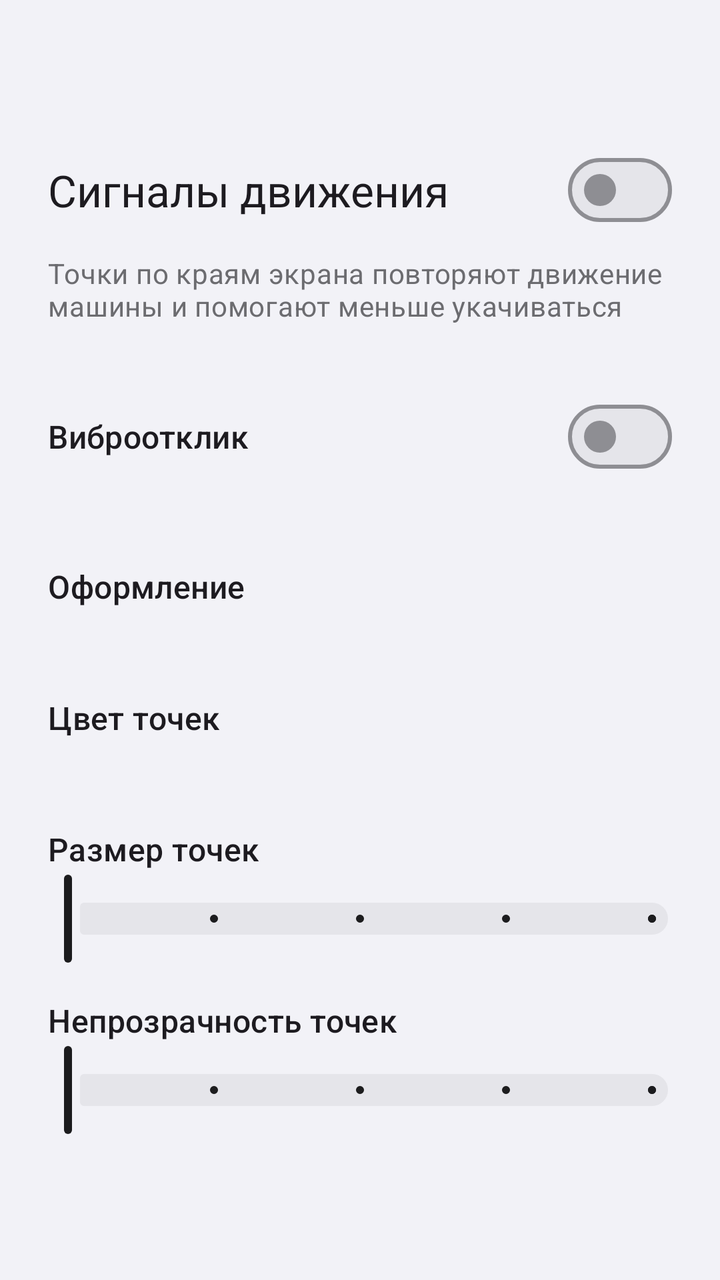
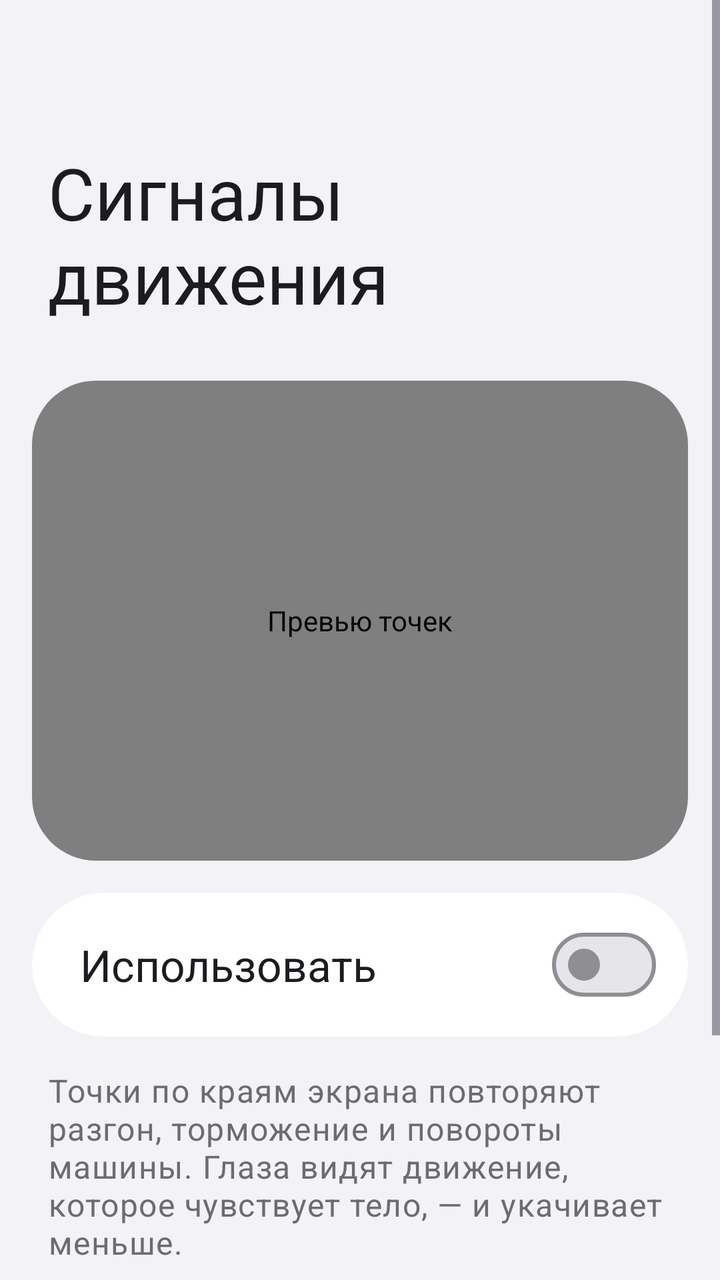

An Android layout rendered at two revisions. The XML below is the earlier revision; the diff shows what the commit changed to produce the second picture.
<!-- AndroidManifest.xml: application theme Theme.MotionCues -->
<!-- res/layout/activity_main.xml -->
<?xml version="1.0" encoding="utf-8"?>
<ScrollView xmlns:android="http://schemas.android.com/apk/res/android"
    xmlns:app="http://schemas.android.com/apk/res-auto"
    android:id="@+id/root"
    android:layout_width="match_parent"
    android:layout_height="match_parent"
    android:fillViewport="true">

<LinearLayout
    android:layout_width="match_parent"
    android:layout_height="wrap_content"
    android:gravity="center"
    android:orientation="vertical"
    android:paddingVertical="24dp">

    
    <com.google.android.material.materialswitch.MaterialSwitch
        android:id="@+id/cues_switch"
        android:hapticFeedbackEnabled="false"
        android:layout_width="match_parent"
        android:layout_height="wrap_content"
        android:layout_marginHorizontal="24dp"
        android:text="@string/cues_switch"
        android:textAppearance="?attr/textAppearanceTitleLarge" />

    <TextView
        android:id="@+id/cues_summary"
        android:layout_width="match_parent"
        android:layout_height="wrap_content"
        android:layout_marginHorizontal="24dp"
        android:layout_marginTop="8dp"
        android:text="@string/cues_summary"
        android:textAppearance="?attr/textAppearanceBodyMedium"
        android:textColor="?attr/colorOnSurfaceVariant" />

    <com.google.android.material.materialswitch.MaterialSwitch
        android:id="@+id/haptics_switch"
        android:layout_width="match_parent"
        android:layout_height="wrap_content"
        android:layout_marginHorizontal="24dp"
        android:layout_marginTop="32dp"
        android:hapticFeedbackEnabled="false"
        android:text="@string/haptics_switch"
        android:textAppearance="?attr/textAppearanceTitleMedium" />

    <TextView
        android:layout_width="match_parent"
        android:layout_height="wrap_content"
        android:layout_marginHorizontal="24dp"
        android:layout_marginTop="40dp"
        android:text="@string/theme_title"
        android:textAppearance="?attr/textAppearanceTitleMedium" />

    <com.google.android.material.button.MaterialButtonToggleGroup
        android:id="@+id/theme_group"
        android:layout_width="match_parent"
        android:layout_height="wrap_content"
        android:layout_marginHorizontal="24dp"
        android:layout_marginTop="12dp"
        app:selectionRequired="true"
        app:singleSelection="true">

        <Button
            android:id="@+id/theme_light"
            android:hapticFeedbackEnabled="false"
            style="?attr/materialButtonOutlinedStyle"
            android:layout_width="0dp"
            android:layout_height="wrap_content"
            android:layout_weight="1"
            android:text="@string/theme_light" />

        <Button
            android:id="@+id/theme_dark"
            android:hapticFeedbackEnabled="false"
            style="?attr/materialButtonOutlinedStyle"
            android:layout_width="0dp"
            android:layout_height="wrap_content"
            android:layout_weight="1"
            android:text="@string/theme_dark" />

        <Button
            android:id="@+id/theme_monet"
            android:hapticFeedbackEnabled="false"
            style="?attr/materialButtonOutlinedStyle"
            android:layout_width="0dp"
            android:layout_height="wrap_content"
            android:layout_weight="1"
            android:text="@string/theme_monet" />

    </com.google.android.material.button.MaterialButtonToggleGroup>

    <TextView
        android:layout_width="match_parent"
        android:layout_height="wrap_content"
        android:layout_marginHorizontal="24dp"
        android:layout_marginTop="32dp"
        android:text="@string/dot_color_title"
        android:textAppearance="?attr/textAppearanceTitleMedium" />

    
    <com.google.android.material.button.MaterialButtonToggleGroup
        android:id="@+id/dot_color_group"
        android:layout_width="match_parent"
        android:layout_height="wrap_content"
        android:layout_marginHorizontal="24dp"
        android:layout_marginTop="12dp"
        app:selectionRequired="true"
        app:singleSelection="true">

        <Button
            android:id="@+id/dot_color_auto"
            android:hapticFeedbackEnabled="false"
            style="?attr/materialButtonOutlinedStyle"
            android:paddingHorizontal="4dp"
            android:maxLines="1"
            android:layout_width="0dp"
            android:layout_height="wrap_content"
            android:layout_weight="1"
            android:text="@string/dot_color_auto" />

        <Button
            android:id="@+id/dot_color_white"
            android:hapticFeedbackEnabled="false"
            style="?attr/materialButtonOutlinedStyle"
            android:paddingHorizontal="4dp"
            android:maxLines="1"
            android:layout_width="0dp"
            android:layout_height="wrap_content"
            android:layout_weight="1"
            android:text="@string/dot_color_white" />

        <Button
            android:id="@+id/dot_color_black"
            android:hapticFeedbackEnabled="false"
            style="?attr/materialButtonOutlinedStyle"
            android:paddingHorizontal="4dp"
            android:maxLines="1"
            android:layout_width="0dp"
            android:layout_height="wrap_content"
            android:layout_weight="1"
            android:text="@string/dot_color_black" />

        <Button
            android:id="@+id/dot_color_monet"
            android:hapticFeedbackEnabled="false"
            style="?attr/materialButtonOutlinedStyle"
            android:paddingHorizontal="4dp"
            android:maxLines="1"
            android:layout_width="0dp"
            android:layout_height="wrap_content"
            android:layout_weight="1"
            android:text="@string/dot_color_monet" />

    </com.google.android.material.button.MaterialButtonToggleGroup>

    <TextView
        android:layout_width="match_parent"
        android:layout_height="wrap_content"
        android:layout_marginHorizontal="24dp"
        android:layout_marginTop="32dp"
        android:text="@string/dot_size_title"
        android:textAppearance="?attr/textAppearanceTitleMedium" />

    <com.google.android.material.slider.Slider
        android:id="@+id/dot_size_slider"
        android:hapticFeedbackEnabled="false"
        android:layout_width="match_parent"
        android:layout_height="wrap_content"
        android:layout_marginHorizontal="12dp"
        android:contentDescription="@string/dot_size_title"
        android:stepSize="1"
        android:valueFrom="1"
        android:valueTo="5"
        app:labelBehavior="gone"
        app:tickVisible="true" />

    <TextView
        android:layout_width="match_parent"
        android:layout_height="wrap_content"
        android:layout_marginHorizontal="24dp"
        android:layout_marginTop="16dp"
        android:text="@string/dot_opacity_title"
        android:textAppearance="?attr/textAppearanceTitleMedium" />

    <com.google.android.material.slider.Slider
        android:id="@+id/dot_opacity_slider"
        android:hapticFeedbackEnabled="false"
        android:layout_width="match_parent"
        android:layout_height="wrap_content"
        android:layout_marginHorizontal="12dp"
        android:contentDescription="@string/dot_opacity_title"
        android:stepSize="1"
        android:valueFrom="1"
        android:valueTo="5"
        app:labelBehavior="gone"
        app:tickVisible="true" />

</LinearLayout>

</ScrollView>
<!-- resources referenced by this layout -->
<resources>
  <string name="cues_summary">Точки по краям экрана повторяют движение машины и помогают меньше укачиваться</string>
  <string name="cues_switch">Сигналы движения</string>
  <string name="dot_color_auto">Авто</string>
  <string name="dot_color_black">Чёрные</string>
  <string name="dot_color_monet">Monet</string>
  <string name="dot_color_title">Цвет точек</string>
  <string name="dot_color_white">Белые</string>
  <string name="dot_opacity_title">Непрозрачность точек</string>
  <string name="dot_size_title">Размер точек</string>
  <string name="haptics_switch">Виброотклик</string>
  <string name="theme_dark">Тёмная</string>
  <string name="theme_light">Светлая</string>
  <string name="theme_monet">Monet</string>
  <string name="theme_title">Оформление</string>
  <color name="mc_primary">#FF1C1C1E</color>
  <color name="mc_on_primary">#FFFFFFFF</color>
  <color name="mc_primary_container">#FFE5E5EA</color>
  <color name="mc_on_primary_container">#FF1C1C1E</color>
  <color name="mc_secondary">#FF636366</color>
  <color name="mc_on_secondary">#FFFFFFFF</color>
  <color name="mc_secondary_container">#FFE5E5EA</color>
  <color name="mc_on_secondary_container">#FF1C1C1E</color>
  <color name="mc_surface">#FFF2F2F7</color>
  <color name="mc_on_surface">#FF1C1C1E</color>
  <color name="mc_on_surface_variant">#FF6C6C70</color>
  <color name="mc_surface_container_lowest">#FFFFFFFF</color>
  <color name="mc_surface_container_low">#FFFAFAFC</color>
  <color name="mc_surface_container">#FFFFFFFF</color>
  <color name="mc_surface_container_high">#FFEDEDF2</color>
  <color name="mc_surface_container_highest">#FFE5E5EA</color>
  <color name="mc_outline">#FF8E8E93</color>
  <color name="mc_outline_variant">#FFD1D1D6</color>
  <!-- unchanged entries left out for length: 1 -->
</resources>

<!-- the commit's change to res/layout/activity_main.xml (unified diff, before → after) -->
@@ -6,195 +6,136 @@
     android:layout_height="match_parent"
     android:fillViewport="true">
 
-<LinearLayout
-    android:layout_width="match_parent"
-    android:layout_height="wrap_content"
-    android:gravity="center"
-    android:orientation="vertical"
-    android:paddingVertical="24dp">
-
-    
-    <com.google.android.material.materialswitch.MaterialSwitch
-        android:id="@+id/cues_switch"
-        android:hapticFeedbackEnabled="false"
+    <LinearLayout
         android:layout_width="match_parent"
         android:layout_height="wrap_content"
-        android:layout_marginHorizontal="24dp"
-        android:text="@string/cues_switch"
-        android:textAppearance="?attr/textAppearanceTitleLarge" />
+        android:orientation="vertical"
+        android:paddingHorizontal="16dp"
+        android:paddingBottom="24dp">
 
-    <TextView
-        android:id="@+id/cues_summary"
-        android:layout_width="match_parent"
-        android:layout_height="wrap_content"
-        android:layout_marginHorizontal="24dp"
-        android:layout_marginTop="8dp"
-        android:text="@string/cues_summary"
-        android:textAppearance="?attr/textAppearanceBodyMedium"
-        android:textColor="?attr/colorOnSurfaceVariant" />
+        
+        <TextView
+            android:layout_width="match_parent"
+            android:layout_height="wrap_content"
+            android:layout_marginTop="72dp"
+            android:layout_marginBottom="28dp"
+            android:paddingHorizontal="8dp"
+            android:text="@string/app_name"
+            android:textAppearance="?attr/textAppearanceDisplaySmall"
+            android:textColor="?attr/colorOnSurface" />
 
-    <com.google.android.material.materialswitch.MaterialSwitch
-        android:id="@+id/haptics_switch"
-        android:layout_width="match_parent"
-        android:layout_height="wrap_content"
-        android:layout_marginHorizontal="24dp"
-        android:layout_marginTop="32dp"
-        android:hapticFeedbackEnabled="false"
-        android:text="@string/haptics_switch"
-        android:textAppearance="?attr/textAppearanceTitleMedium" />
+        <com.google.android.material.card.MaterialCardView
+            style="@style/Widget.MotionCues.Card"
+            android:layout_width="match_parent"
+            android:layout_height="240dp"
+            app:cardCornerRadius="32dp">
 
-    <TextView
-        android:layout_width="match_parent"
-        android:layout_height="wrap_content"
-        android:layout_marginHorizontal="24dp"
-        android:layout_marginTop="40dp"
-        android:text="@string/theme_title"
-        android:textAppearance="?attr/textAppearanceTitleMedium" />
+            <com.motioncues.app.overlay.CuePreviewView
+                android:id="@+id/preview"
+                android:layout_width="match_parent"
+                android:layout_height="match_parent"
+                android:contentDescription="@string/preview_description" />
 
-    <com.google.android.material.button.MaterialButtonToggleGroup
-        android:id="@+id/theme_group"
-        android:layout_width="match_parent"
-        android:layout_height="wrap_content"
-        android:layout_marginHorizontal="24dp"
-        android:layout_marginTop="12dp"
-        app:selectionRequired="true"
-        app:singleSelection="true">
+        </com.google.android.material.card.MaterialCardView>
 
-        <Button
-            android:id="@+id/theme_light"
+        
+        <com.google.android.material.card.MaterialCardView
+            android:id="@+id/main_switch_bar"
+            style="@style/Widget.MotionCues.Card"
+            android:layout_width="match_parent"
+            android:layout_height="wrap_content"
+            android:layout_marginTop="16dp"
+            android:clickable="true"
+            android:focusable="true"
             android:hapticFeedbackEnabled="false"
-            style="?attr/materialButtonOutlinedStyle"
-            android:layout_width="0dp"
+            app:cardCornerRadius="36dp">
+
+            <LinearLayout
+                android:layout_width="match_parent"
+                android:layout_height="wrap_content"
+                android:gravity="center_vertical"
+                android:minHeight="72dp"
+                android:orientation="horizontal"
+                android:paddingStart="24dp"
+                android:paddingEnd="16dp">
+
+                <TextView
+                    android:id="@+id/main_switch_title"
+                    android:layout_width="0dp"
+                    android:layout_height="wrap_content"
+                    android:layout_weight="1"
+                    android:text="@string/main_switch_title"
+                    android:textAppearance="?attr/textAppearanceTitleLarge" />
+
+                <com.google.android.material.materialswitch.MaterialSwitch
+                    android:id="@+id/cues_switch"
+                    android:layout_width="wrap_content"
+                    android:layout_height="wrap_content"
+                    android:clickable="false"
+                    android:focusable="false"
+                    android:hapticFeedbackEnabled="false"
+                    android:importantForAccessibility="no" />
+
+            </LinearLayout>
+
+        </com.google.android.material.card.MaterialCardView>
+
+        <TextView
+            android:id="@+id/cues_summary"
+            android:layout_width="match_parent"
             android:layout_height="wrap_content"
-            android:layout_weight="1"
-            android:text="@string/theme_light" />
+            android:layout_marginTop="16dp"
+            android:paddingHorizontal="8dp"
+            android:text="@string/cues_summary"
+            android:textAppearance="?attr/textAppearanceBodyLarge"
+            android:textColor="?attr/colorOnSurfaceVariant" />
 
-        <Button
-            android:id="@+id/theme_dark"
-            android:hapticFeedbackEnabled="false"
-            style="?attr/materialButtonOutlinedStyle"
-            android:layout_width="0dp"
+        <com.google.android.material.card.MaterialCardView
+            android:id="@+id/settings_row"
+            style="@style/Widget.MotionCues.Card"
+            android:layout_width="match_parent"
             android:layout_height="wrap_content"
-            android:layout_weight="1"
-            android:text="@string/theme_dark" />
+            android:layout_marginTop="28dp"
+            android:clickable="true"
+            android:focusable="true">
 
-        <Button
-            android:id="@+id/theme_monet"
-            android:hapticFeedbackEnabled="false"
-            style="?attr/materialButtonOutlinedStyle"
-            android:layout_width="0dp"
-            android:layout_height="wrap_content"
-            android:layout_weight="1"
-            android:text="@string/theme_monet" />
+            <LinearLayout
+                android:layout_width="match_parent"
+                android:layout_height="wrap_content"
+                android:gravity="center_vertical"
+                android:minHeight="72dp"
+                android:orientation="horizontal"
+                android:paddingVertical="16dp"
+                android:paddingStart="20dp"
+                android:paddingEnd="16dp">
 
-    </com.google.android.material.button.MaterialButtonToggleGroup>
+                <LinearLayout
+                    android:layout_width="0dp"
+                    android:layout_height="wrap_content"
+                    android:layout_weight="1"
+                    android:orientation="vertical">
 
-    <TextView
-        android:layout_width="match_parent"
-        android:layout_height="wrap_content"
-        android:layout_marginHorizontal="24dp"
-        android:layout_marginTop="32dp"
-        android:text="@string/dot_color_title"
-        android:textAppearance="?attr/textAppearanceTitleMedium" />
+                    <TextView
+                        style="@style/Widget.MotionCues.ItemTitle"
+                        android:text="@string/settings_title" />
 
-    
-    <com.google.android.material.button.MaterialButtonToggleGroup
-        android:id="@+id/dot_color_group"
-        android:layout_width="match_parent"
-        android:layout_height="wrap_content"
-        android:layout_marginHorizontal="24dp"
-        android:layout_marginTop="12dp"
-        app:selectionRequired="true"
-        app:singleSelection="true">
+                    <TextView
+                        style="@style/Widget.MotionCues.ItemSummary"
+                        android:text="@string/settings_row_summary" />
 
-        <Button
-            android:id="@+id/dot_color_auto"
-            android:hapticFeedbackEnabled="false"
-            style="?attr/materialButtonOutlinedStyle"
-            android:paddingHorizontal="4dp"
-            android:maxLines="1"
-            android:layout_width="0dp"
-            android:layout_height="wrap_content"
-            android:layout_weight="1"
-            android:text="@string/dot_color_auto" />
+                </LinearLayout>
 
-        <Button
-            android:id="@+id/dot_color_white"
-            android:hapticFeedbackEnabled="false"
-            style="?attr/materialButtonOutlinedStyle"
-            android:paddingHorizontal="4dp"
-            android:maxLines="1"
-            android:layout_width="0dp"
-            android:layout_height="wrap_content"
-            android:layout_weight="1"
-            android:text="@string/dot_color_white" />
+                <ImageView
+                    android:layout_width="24dp"
+                    android:layout_height="24dp"
+                    android:layout_marginStart="12dp"
+                    android:importantForAccessibility="no"
+                    android:src="@drawable/ic_chevron_right" />
 
-        <Button
-            android:id="@+id/dot_color_black"
-            android:hapticFeedbackEnabled="false"
-            style="?attr/materialButtonOutlinedStyle"
-            android:paddingHorizontal="4dp"
-            android:maxLines="1"
-            android:layout_width="0dp"
-            android:layout_height="wrap_content"
-            android:layout_weight="1"
-            android:text="@string/dot_color_black" />
+            </LinearLayout>
 
-        <Button
-            android:id="@+id/dot_color_monet"
-            android:hapticFeedbackEnabled="false"
-            style="?attr/materialButtonOutlinedStyle"
-            android:paddingHorizontal="4dp"
-            android:maxLines="1"
-            android:layout_width="0dp"
-            android:layout_height="wrap_content"
-            android:layout_weight="1"
-            android:text="@string/dot_color_monet" />
+        </com.google.android.material.card.MaterialCardView>
 
-    </com.google.android.material.button.MaterialButtonToggleGroup>
-
-    <TextView
-        android:layout_width="match_parent"
-        android:layout_height="wrap_content"
-        android:layout_marginHorizontal="24dp"
-        android:layout_marginTop="32dp"
-        android:text="@string/dot_size_title"
-        android:textAppearance="?attr/textAppearanceTitleMedium" />
-
-    <com.google.android.material.slider.Slider
-        android:id="@+id/dot_size_slider"
-        android:hapticFeedbackEnabled="false"
-        android:layout_width="match_parent"
-        android:layout_height="wrap_content"
-        android:layout_marginHorizontal="12dp"
-        android:contentDescription="@string/dot_size_title"
-        android:stepSize="1"
-        android:valueFrom="1"
-        android:valueTo="5"
-        app:labelBehavior="gone"
-        app:tickVisible="true" />
-
-    <TextView
-        android:layout_width="match_parent"
-        android:layout_height="wrap_content"
-        android:layout_marginHorizontal="24dp"
-        android:layout_marginTop="16dp"
-        android:text="@string/dot_opacity_title"
-        android:textAppearance="?attr/textAppearanceTitleMedium" />
-
-    <com.google.android.material.slider.Slider
-        android:id="@+id/dot_opacity_slider"
-        android:hapticFeedbackEnabled="false"
-        android:layout_width="match_parent"
-        android:layout_height="wrap_content"
-        android:layout_marginHorizontal="12dp"
-        android:contentDescription="@string/dot_opacity_title"
-        android:stepSize="1"
-        android:valueFrom="1"
-        android:valueTo="5"
-        app:labelBehavior="gone"
-        app:tickVisible="true" />
-
-</LinearLayout>
+    </LinearLayout>
 
 </ScrollView>
<!-- resource entries referenced after the edit -->
@@ -1,19 +1,43 @@
 <!-- resources referenced by this layout -->
 <resources>
-  <string name="cues_summary">Точки по краям экрана повторяют движение машины и помогают меньше укачиваться</string>
-  <string name="cues_switch">Сигналы движения</string>
-  <string name="dot_color_auto">Авто</string>
-  <string name="dot_color_black">Чёрные</string>
-  <string name="dot_color_monet">Monet</string>
-  <string name="dot_color_title">Цвет точек</string>
-  <string name="dot_color_white">Белые</string>
-  <string name="dot_opacity_title">Непрозрачность точек</string>
-  <string name="dot_size_title">Размер точек</string>
-  <string name="haptics_switch">Виброотклик</string>
-  <string name="theme_dark">Тёмная</string>
-  <string name="theme_light">Светлая</string>
-  <string name="theme_monet">Monet</string>
-  <string name="theme_title">Оформление</string>
+  <!-- drawable ic_chevron_right (drawable) -->
+  <?xml version="1.0" encoding="utf-8"?>
+  <vector xmlns:android="http://schemas.android.com/apk/res/android"
+      android:width="24dp"
+      android:height="24dp"
+      android:autoMirrored="true"
+      android:tint="?attr/colorOnSurfaceVariant"
+      android:viewportWidth="24"
+      android:viewportHeight="24">
+      <path
+          android:fillColor="@android:color/white"
+          android:pathData="M10,6L8.59,7.41 13.17,12l-4.58,4.59L10,18l6,-6z" />
+  </vector>
+  <string name="app_name">Сигналы движения</string>
+  <string name="cues_summary">Точки по краям экрана повторяют разгон, торможение и повороты машины. Глаза видят движение, которое чувствует тело, — и укачивает меньше.</string>
+  <string name="main_switch_title">Использовать</string>
+  <string name="preview_description">Превью точек</string>
+  <string name="settings_row_summary">Цвет и размер точек, чувствительность, оформление, виброотклик</string>
+  <string name="settings_title">Настройки</string>
+  <style name="Widget.MotionCues.Card" parent="Widget.Material3.CardView.Filled">
+          <item name="cardBackgroundColor">?attr/colorSurfaceContainer</item>
+          <item name="cardCornerRadius">24dp</item>
+          <item name="cardElevation">0dp</item>
+          <item name="strokeWidth">0dp</item>
+      </style>
+  <style name="Widget.MotionCues.ItemSummary" parent="">
+          <item name="android:layout_width">match_parent</item>
+          <item name="android:layout_height">wrap_content</item>
+          <item name="android:layout_marginTop">2dp</item>
+          <item name="android:textAppearance">?attr/textAppearanceBodyMedium</item>
+          <item name="android:textColor">?attr/colorOnSurfaceVariant</item>
+      </style>
+  <style name="Widget.MotionCues.ItemTitle" parent="">
+          <item name="android:layout_width">match_parent</item>
+          <item name="android:layout_height">wrap_content</item>
+          <item name="android:textAppearance">?attr/textAppearanceTitleMedium</item>
+          <item name="android:textColor">?attr/colorOnSurface</item>
+      </style>
   <color name="mc_primary">#FF1C1C1E</color>
   <color name="mc_on_primary">#FFFFFFFF</color>
   <color name="mc_primary_container">#FFE5E5EA</color>
